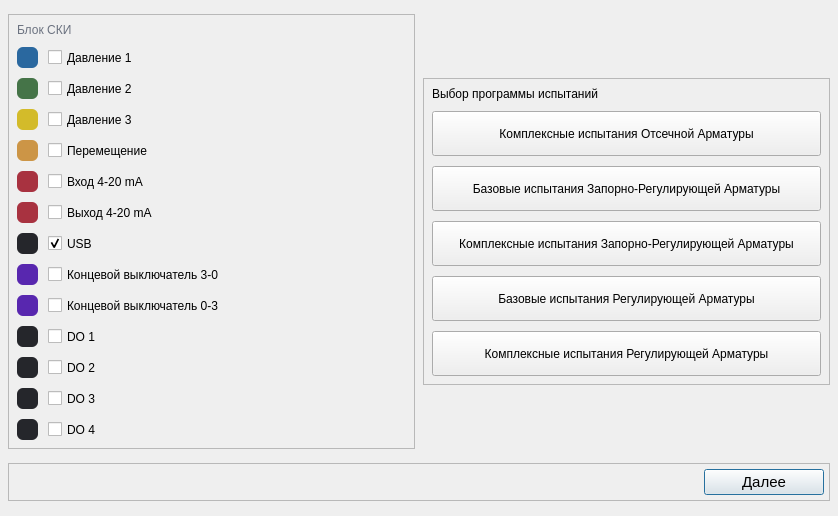
The window that Src/Gui/Setup/SelectTests.ui (Fiasik/MpiPlatform) describes before a commit, drawn with Qt 5.
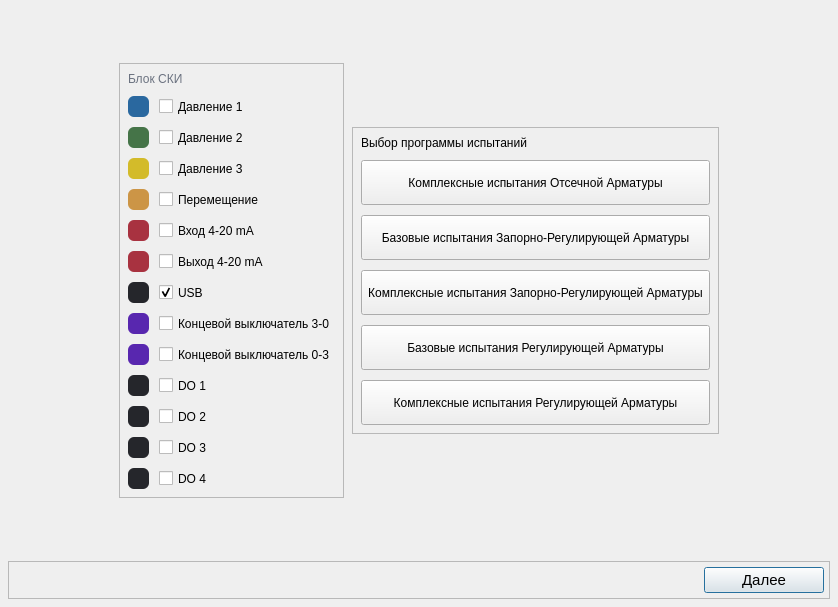
The same window after the commit.

```diff
--- a/Src/Gui/Setup/SelectTests.ui
+++ b/Src/Gui/Setup/SelectTests.ui
@@ -7,7 +7,7 @@
     <x>0</x>
     <y>0</y>
     <width>838</width>
-    <height>516</height>
+    <height>607</height>
    </rect>
   </property>
   <property name="sizePolicy">
@@ -35,8 +35,164 @@
    <property name="spacing">
     <number>8</number>
    </property>
-   <item row="0" column="0">
+   <item row="1" column="2">
+    <widget class="QFrame" name="frame_choosingTestProgram_Section">
+     <property name="sizePolicy">
+      <sizepolicy hsizetype="Preferred" vsizetype="Maximum">
+       <horstretch>0</horstretch>
+       <verstretch>0</verstretch>
+      </sizepolicy>
+     </property>
+     <property name="frameShape">
+      <enum>QFrame::Shape::StyledPanel</enum>
+     </property>
+     <property name="frameShadow">
+      <enum>QFrame::Shadow::Raised</enum>
+     </property>
+     <layout class="QVBoxLayout" name="verticalLayout_4">
+      <property name="spacing">
+       <number>10</number>
+      </property>
+      <property name="leftMargin">
+       <number>8</number>
+      </property>
+      <property name="topMargin">
+       <number>8</number>
+      </property>
+      <property name="rightMargin">
+       <number>8</number>
+      </property>
+      <property name="bottomMargin">
+       <number>8</number>
+      </property>
+      <item>
+       <widget class="QLabel" name="label_choosingTestProgram_Title">
+        <property name="text">
+         <string>Выбор программы испытаний</string>
+        </property>
+       </widget>
+      </item>
+      <item>
+       <widget class="QToolButton" name="button_C_SOVT">
+        <property name="sizePolicy">
+         <sizepolicy hsizetype="Preferred" vsizetype="Preferred">
+          <horstretch>0</horstretch>
+          <verstretch>0</verstretch>
+         </sizepolicy>
+        </property>
+        <property name="minimumSize">
+         <size>
+          <width>0</width>
+          <height>45</height>
+         </size>
+        </property>
+        <property name="text">
+         <string>Комплексные испытания Отсечной Арматуры</string>
+        </property>
+        <property name="shortcut">
+         <string>1</string>
+        </property>
+       </widget>
+      </item>
+      <item>
+       <widget class="QToolButton" name="button_B_SACVT">
+        <property name="sizePolicy">
+         <sizepolicy hsizetype="Preferred" vsizetype="Preferred">
+          <horstretch>0</horstretch>
+          <verstretch>0</verstretch>
+         </sizepolicy>
+        </property>
+        <property name="minimumSize">
+         <size>
+          <width>0</width>
+          <height>45</height>
+         </size>
+        </property>
+        <property name="text">
+         <string>Базовые испытания Запорно-Регулирующей Арматуры</string>
+        </property>
+        <property name="shortcut">
+         <string>2</string>
+        </property>
+       </widget>
+      </item>
+      <item>
+       <widget class="QToolButton" name="button_C_SACVT">
+        <property name="sizePolicy">
+         <sizepolicy hsizetype="Preferred" vsizetype="Preferred">
+          <horstretch>0</horstretch>
+          <verstretch>0</verstretch>
+         </sizepolicy>
+        </property>
+        <property name="minimumSize">
+         <size>
+          <width>0</width>
+          <height>45</height>
+         </size>
+        </property>
+        <property name="text">
+         <string>Комплексные испытания Запорно-Регулирующей Арматуры</string>
+        </property>
+        <property name="shortcut">
+         <string>3</string>
+        </property>
+       </widget>
+      </item>
+      <item>
+       <widget class="QToolButton" name="button_B_CVT">
+        <property name="sizePolicy">
+         <sizepolicy hsizetype="Preferred" vsizetype="Preferred">
+          <horstretch>0</horstretch>
+          <verstretch>0</verstretch>
+         </sizepolicy>
+        </property>
+        <property name="minimumSize">
+         <size>
+          <width>0</width>
+          <height>45</height>
+         </size>
+        </property>
+        <property name="text">
+         <string>Базовые испытания Регулирующей Арматуры</string>
+        </property>
+        <property name="shortcut">
+         <string>4</string>
+        </property>
+       </widget>
+      </item>
+      <item>
+       <widget class="QToolButton" name="button_C_CVT">
+        <property name="sizePolicy">
+         <sizepolicy hsizetype="Preferred" vsizetype="Preferred">
+          <horstretch>0</horstretch>
+          <verstretch>0</verstretch>
+         </sizepolicy>
+        </property>
+        <property name="minimumSize">
+         <size>
+          <width>0</width>
+          <height>45</height>
+         </size>
+        </property>
+        <property name="text">
+         <string>Комплексные испытания Регулирующей Арматуры</string>
+        </property>
+        <property name="shortcut">
+         <string>5</string>
+        </property>
+       </widget>
+      </item>
+     </layout>
+    </widget>
+   </item>
+   <item row="1" column="1">
     <widget class="QFrame" name="frame_blocksSKI_Section">
+     <property name="sizePolicy">
+      <sizepolicy hsizetype="Preferred" vsizetype="Expanding">
+       <horstretch>0</horstretch>
+       <verstretch>0</verstretch>
+      </sizepolicy>
+     </property>
      <property name="frameShape">
       <enum>QFrame::Shape::StyledPanel</enum>
      </property>
@@ -626,157 +782,59 @@
      </layout>
     </widget>
    </item>
+   <item row="2" column="1">
+    <spacer name="verticalSpacer_2">
+     <property name="orientation">
+      <enum>Qt::Orientation::Vertical</enum>
+     </property>
+     <property name="sizeHint" stdset="0">
+      <size>
+       <width>20</width>
+       <height>40</height>
+      </size>
+     </property>
+    </spacer>
+   </item>
+   <item row="1" column="0">
+    <spacer name="horizontalSpacer_2">
+     <property name="orientation">
+      <enum>Qt::Orientation::Horizontal</enum>
+     </property>
+     <property name="sizeHint" stdset="0">
+      <size>
+       <width>40</width>
+       <height>20</height>
+      </size>
+     </property>
+    </spacer>
+   </item>
+   <item row="1" column="3">
+    <spacer name="horizontalSpacer_3">
+     <property name="orientation">
+      <enum>Qt::Orientation::Horizontal</enum>
+     </property>
+     <property name="sizeHint" stdset="0">
+      <size>
+       <width>40</width>
+       <height>20</height>
+      </size>
+     </property>
+    </spacer>
+   </item>
    <item row="0" column="1">
-    <widget class="QFrame" name="frame_choosingTestProgram_Section">
-     <property name="sizePolicy">
-      <sizepolicy hsizetype="Preferred" vsizetype="Maximum">
-       <horstretch>0</horstretch>
-       <verstretch>0</verstretch>
-      </sizepolicy>
+    <spacer name="verticalSpacer">
+     <property name="orientation">
+      <enum>Qt::Orientation::Vertical</enum>
      </property>
-     <property name="frameShape">
-      <enum>QFrame::Shape::StyledPanel</enum>
+     <property name="sizeHint" stdset="0">
+      <size>
+       <width>20</width>
+       <height>40</height>
+      </size>
      </property>
-     <property name="frameShadow">
-      <enum>QFrame::Shadow::Raised</enum>
-     </property>
-     <layout class="QVBoxLayout" name="verticalLayout_4">
-      <property name="spacing">
-       <number>10</number>
-      </property>
-      <property name="leftMargin">
-       <number>8</number>
-      </property>
-      <property name="topMargin">
-       <number>8</number>
-      </property>
-      <property name="rightMargin">
-       <number>8</number>
-      </property>
-      <property name="bottomMargin">
-       <number>8</number>
-      </property>
-      <item>
-       <widget class="QLabel" name="label_choosingTestProgram_Title">
-        <property name="text">
-         <string>Выбор программы испытаний</string>
-        </property>
-       </widget>
-      </item>
-      <item>
-       <widget class="QToolButton" name="button_C_SOVT">
-        <property name="sizePolicy">
-         <sizepolicy hsizetype="Preferred" vsizetype="Preferred">
-          <horstretch>0</horstretch>
-          <verstretch>0</verstretch>
-         </sizepolicy>
-        </property>
-        <property name="minimumSize">
-         <size>
-          <width>0</width>
-          <height>45</height>
-         </size>
-        </property>
-        <property name="text">
-         <string>Комплексные испытания Отсечной Арматуры</string>
-        </property>
-        <property name="shortcut">
-         <string>1</string>
-        </property>
-       </widget>
-      </item>
-      <item>
-       <widget class="QToolButton" name="button_B_SACVT">
-        <property name="sizePolicy">
-         <sizepolicy hsizetype="Preferred" vsizetype="Preferred">
-          <horstretch>0</horstretch>
-          <verstretch>0</verstretch>
-         </sizepolicy>
-        </property>
-        <property name="minimumSize">
-         <size>
-          <width>0</width>
-          <height>45</height>
-         </size>
-        </property>
-        <property name="text">
-         <string>Базовые испытания Запорно-Регулирующей Арматуры</string>
-        </property>
-        <property name="shortcut">
-         <string>2</string>
-        </property>
-       </widget>
-      </item>
-      <item>
-       <widget class="QToolButton" name="button_C_SACVT">
-        <property name="sizePolicy">
-         <sizepolicy hsizetype="Preferred" vsizetype="Preferred">
-          <horstretch>0</horstretch>
-          <verstretch>0</verstretch>
-         </sizepolicy>
-        </property>
-        <property name="minimumSize">
-         <size>
-          <width>0</width>
-          <height>45</height>
-         </size>
-        </property>
-        <property name="text">
-         <string>Комплексные испытания Запорно-Регулирующей Арматуры</string>
-        </property>
-        <property name="shortcut">
-         <string>3</string>
-        </property>
-       </widget>
-      </item>
-      <item>
-       <widget class="QToolButton" name="button_B_CVT">
-        <property name="sizePolicy">
-         <sizepolicy hsizetype="Preferred" vsizetype="Preferred">
-          <horstretch>0</horstretch>
-          <verstretch>0</verstretch>
-         </sizepolicy>
-        </property>
-        <property name="minimumSize">
-         <size>
-          <width>0</width>
-          <height>45</height>
-         </size>
-        </property>
-        <property name="text">
-         <string>Базовые испытания Регулирующей Арматуры</string>
-        </property>
-        <property name="shortcut">
-         <string>4</string>
-        </property>
-       </widget>
-      </item>
-      <item>
-       <widget class="QToolButton" name="button_C_CVT">
-        <property name="sizePolicy">
-         <sizepolicy hsizetype="Preferred" vsizetype="Preferred">
-          <horstretch>0</horstretch>
-          <verstretch>0</verstretch>
-         </sizepolicy>
-        </property>
-        <property name="minimumSize">
-         <size>
-          <width>0</width>
-          <height>45</height>
-         </size>
-        </property>
-        <property name="text">
-         <string>Комплексные испытания Регулирующей Арматуры</string>
-        </property>
-        <property name="shortcut">
-         <string>5</string>
-        </property>
-       </widget>
-      </item>
-     </layout>
-    </widget>
+    </spacer>
    </item>
-   <item row="1" column="0" colspan="2">
+   <item row="3" column="0" colspan="4">
     <widget class="QFrame" name="frame_menu_Section">
      <property name="sizePolicy">
       <sizepolicy hsizetype="Preferred" vsizetype="Maximum">
```
